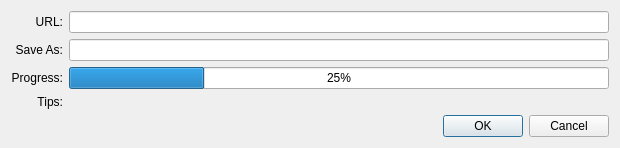
The window that src/Download/DownInfo.ui (baifengjiu/TextDemo) describes before a commit, drawn with Qt 5.
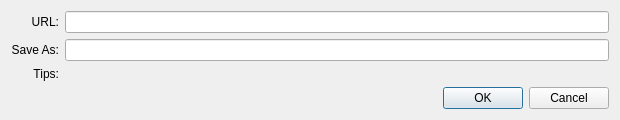
The same window after the commit.

```diff
--- a/src/Download/DownInfo.ui
+++ b/src/Download/DownInfo.ui
@@ -7,7 +7,7 @@
     <x>0</x>
     <y>0</y>
     <width>620</width>
-    <height>123</height>
+    <height>117</height>
    </rect>
   </property>
   <property name="windowTitle">
@@ -16,75 +16,46 @@
   <layout class="QVBoxLayout" name="verticalLayout" stretch="1,0">
    <item>
     <layout class="QGridLayout" name="gridLayout">
-     <item row="2" column="1">
-      <widget class="QProgressBar" name="progressBar">
-       <property name="value">
-        <number>25</number>
+     <item row="1" column="0">
+      <widget class="QLabel" name="label">
+       <property name="text">
+        <string>Save As:</string>
        </property>
-       <property name="textVisible">
-        <bool>true</bool>
-       </property>
-       <property name="orientation">
-        <enum>Qt::Horizontal</enum>
-       </property>
-       <property name="invertedAppearance">
-        <bool>false</bool>
-       </property>
-       <property name="textDirection">
-        <enum>QProgressBar::TopToBottom</enum>
+       <property name="alignment">
+        <set>Qt::AlignRight|Qt::AlignTrailing|Qt::AlignVCenter</set>
        </property>
       </widget>
      </item>
      <item row="1" column="1">
       <widget class="QLineEdit" name="tempPathLe"/>
      </item>
-     <item row="0" column="0">
-      <widget class="QLabel" name="label_2">
+     <item row="2" column="1">
+      <widget class="QLabel" name="tips">
        <property name="text">
-        <string>URL:</string>
-       </property>
-       <property name="alignment">
-        <set>Qt::AlignRight|Qt::AlignTrailing|Qt::AlignVCenter</set>
-       </property>
-      </widget>
-     </item>
-     <item row="2" column="0">
-      <widget class="QLabel" name="label_3">
-       <property name="text">
-        <string>Progress:</string>
-       </property>
-       <property name="alignment">
-        <set>Qt::AlignRight|Qt::AlignTrailing|Qt::AlignVCenter</set>
+        <string/>
        </property>
       </widget>
      </item>
      <item row="0" column="1">
       <widget class="QLineEdit" name="urlLe"/>
      </item>
-     <item row="1" column="0">
-      <widget class="QLabel" name="label">
-       <property name="text">
-        <string>Save As:</string>
-       </property>
-       <property name="alignment">
-        <set>Qt::AlignRight|Qt::AlignTrailing|Qt::AlignVCenter</set>
-       </property>
-      </widget>
-     </item>
-     <item row="3" column="0">
+     <item row="2" column="0">
       <widget class="QLabel" name="label_4">
        <property name="text">
         <string>Tips:</string>
        </property>
        <property name="alignment">
-        <set>Qt::AlignRight|Qt::AlignTrailing|Qt::AlignVCenter</set>
+        <set>Qt::AlignRight|Qt::AlignTop|Qt::AlignTrailing</set>
        </property>
       </widget>
      </item>
-     <item row="3" column="1">
-      <widget class="QLabel" name="tips">
+     <item row="0" column="0">
+      <widget class="QLabel" name="label_2">
        <property name="text">
-        <string/>
+        <string>URL:</string>
+       </property>
+       <property name="alignment">
+        <set>Qt::AlignRight|Qt::AlignTrailing|Qt::AlignVCenter</set>
        </property>
       </widget>
      </item>
```
